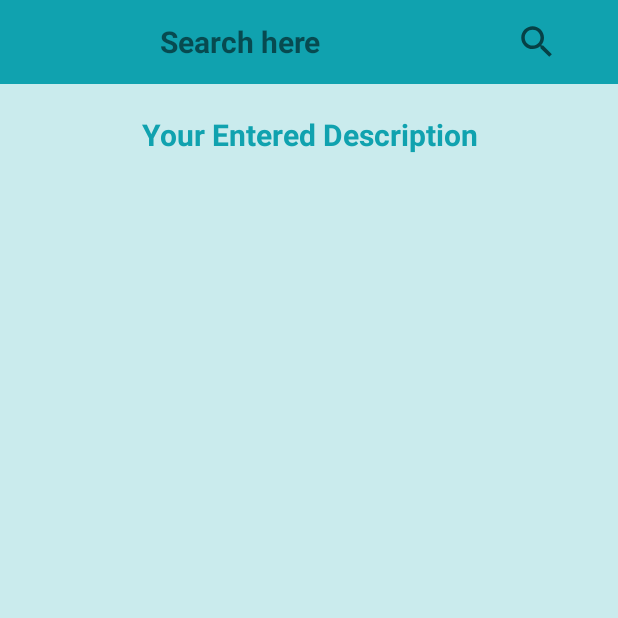
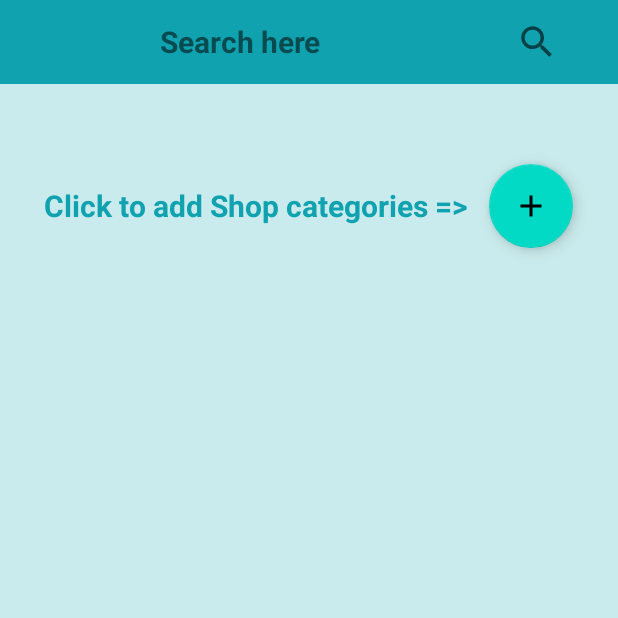
Before and after one commit to SekandarAli/FST-Cloud-New, an Android app: the Vendor_Shop_Category_Show_Data screen opened directly, with no data from a screen before it, on a phone screen of 412 x 824 dp, the top half of it. Run offline under Robolectric (Android 15) with nearby library versions, the phone set to English and light mode, and no system bars; our stand-ins replace Firebase (no records; nobody signed in at launch, a user with empty details on screens opened directly).

Commit message:
21/12/2021

```diff
--- a/app/src/main/java/com/example/fst_cloud_new/Vendor_Shop_Category/Vendor_Shop_Category_Show_Data.kt
+++ b/app/src/main/java/com/example/fst_cloud_new/Vendor_Shop_Category/Vendor_Shop_Category_Show_Data.kt
@@ -3,6 +3,7 @@ package com.example.fst_cloud_new.Vendor_Shop_Category
 import android.content.Intent
 import androidx.appcompat.app.AppCompatActivity
 import android.os.Bundle
+import android.view.View
 import android.widget.Button
 import android.widget.ImageView
 import android.widget.Toast
@@ -10,6 +11,8 @@ import androidx.recyclerview.widget.LinearLayoutManager
 import androidx.recyclerview.widget.RecyclerView
 import com.example.fst_cloud_new.R
 import com.example.fst_cloud_new.SEARCH.Searching_User
+import com.example.fst_cloud_new.Vendor_Dish.Vendor_Dish_Add_Data
+import com.google.android.material.snackbar.Snackbar
 import com.google.firebase.database.*
 
 class Vendor_Shop_Category_Show_Data  : AppCompatActivity() {
@@ -23,6 +26,16 @@ class Vendor_Shop_Category_Show_Data  : AppCompatActivity() {
     override fun onCreate(savedInstanceState: Bundle?) {
         super.onCreate(savedInstanceState)
         setContentView(R.layout.activity_vendor_shop_category_show_data)
+
+
+        val fab: View = findViewById(R.id.fab)
+        fab.setOnClickListener { view ->
+
+            var intent = Intent(this, Vendor_Dish_Add_Data::class.java)
+            startActivity(intent)
+        }
+
+
 
 
 
--- /dev/null
+++ b/app/src/main/res/drawable/ic_add.xml
@@ -0,0 +1,5 @@
+<vector android:height="30dp" android:tint="#FFFFFF"
+    android:viewportHeight="24" android:viewportWidth="24"
+    android:width="30dp" xmlns:android="http://schemas.android.com/apk/res/android">
+    <path android:fillColor="@android:color/white" android:pathData="M19,13h-6v6h-2v-6H5v-2h6V5h2v6h6v2z"/>
+</vector>
--- a/app/src/main/res/layout/activity_vendor_shop_category_show_data.xml
+++ b/app/src/main/res/layout/activity_vendor_shop_category_show_data.xml
@@ -15,7 +15,7 @@
         android:layout_height="fill_parent"
         android:layout_gravity="center"
         android:gravity="top"
-        android:layout_weight="0.1"
+        android:layout_weight="1.1"
         android:orientation="vertical"
         >
 
@@ -85,21 +85,54 @@
             </LinearLayout>
         </androidx.appcompat.widget.Toolbar>
 
+    </LinearLayout>
+
+
+    <LinearLayout
+        android:layout_width="fill_parent"
+        android:layout_height="fill_parent"
+        android:layout_gravity="center"
+        android:gravity="center"
+        android:layout_weight="1"
+        android:orientation="horizontal"
+        >
 
         <TextView
-            android:layout_width="match_parent"
+            android:layout_width="wrap_content"
             android:layout_height="wrap_content"
             android:textStyle="bold"
             android:textSize="20dp"
-            android:text="Your Entered Description"
-            android:layout_marginTop="20dp"
+            android:text="Click to add Shop categories =>   "
             android:textColor="@color/logo"
-            android:gravity="center"
+            android:gravity="left"
             android:id="@+id/text">
 
         </TextView>
 
-        <androidx.recyclerview.widget.RecyclerView
+
+
+        <com.google.android.material.floatingactionbutton.FloatingActionButton
+            android:id="@+id/fab"
+            android:layout_width="wrap_content"
+            android:layout_height="wrap_content"
+            android:layout_gravity="center"
+            android:src="@drawable/ic_add"
+            android:contentDescription="Add" />
+
+    </LinearLayout>
+
+
+    <LinearLayout
+        android:layout_width="fill_parent"
+        android:layout_height="fill_parent"
+        android:layout_gravity="center"
+        android:gravity="top"
+        android:layout_weight="0.3"
+        android:orientation="vertical"
+        >
+
+
+    <androidx.recyclerview.widget.RecyclerView
             android:id="@+id/vendor_shop_item_recyclerview"
             android:layout_width="match_parent"
             android:layout_height="wrap_content"
```
Also changed, not shown: app/src/main/java/com/example/fst_cloud_new/Vendor_Dish/Vendor_Dish_Show_Data.kt (+16 -6 lines), app/src/main/res/layout/activity_vendor_dish_show_data.xml (+81 -57 lines).
